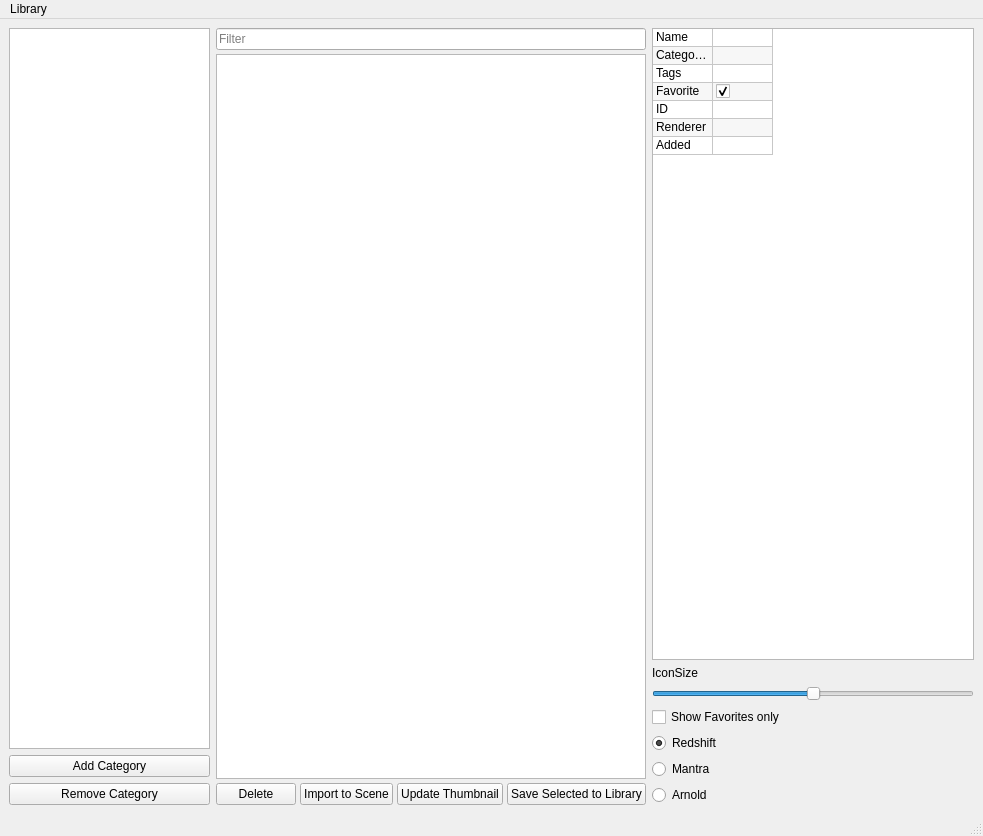
Old version of the form python3.7libs/MatLib.ui in the repository eglaubauf/egMatLib.
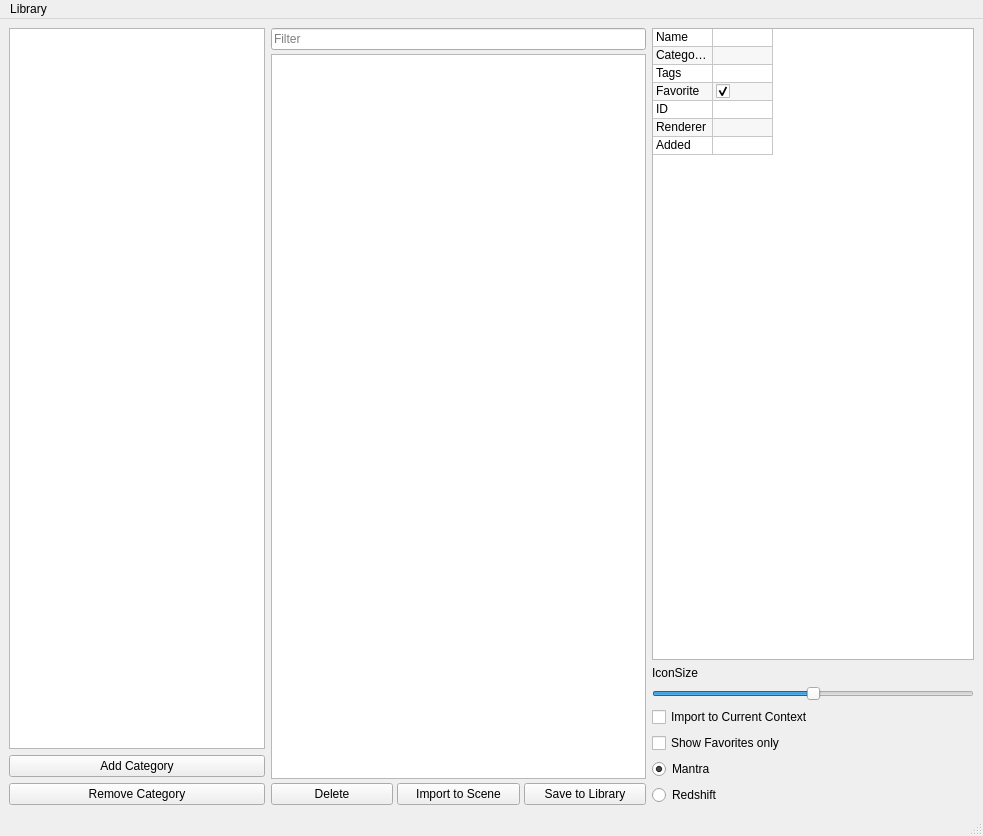
New version of the form.

Commit message: Finalizing Mantra Support. Import to Current Context. Fixes

Diff of the .ui file:
```diff
--- a/python3.7libs/MatLib.ui
+++ b/python3.7libs/MatLib.ui
@@ -171,17 +171,10 @@
             </property>
            </widget>
           </item>
-          <item>
-           <widget class="QPushButton" name="btn_update">
-            <property name="text">
-             <string>Update Thumbnail</string>
-            </property>
-           </widget>
-          </item>
           <item>
            <widget class="QPushButton" name="btn_save">
             <property name="text">
-             <string>Save Selected to Library</string>
+             <string>Save to Library</string>
             </property>
            </widget>
           </item>
@@ -489,6 +482,13 @@
           </property>
          </widget>
         </item>
+        <item>
+         <widget class="QCheckBox" name="cb_context">
+          <property name="text">
+           <string>Import to Current Context</string>
+          </property>
+         </widget>
+        </item>
         <item>
          <widget class="QCheckBox" name="cb_FavsOnly">
           <property name="text">
@@ -496,27 +496,23 @@
           </property>
          </widget>
         </item>
-        <item>
-         <widget class="QRadioButton" name="cb_Redshift">
-          <property name="text">
-           <string>Redshift</string>
-          </property>
-          <property name="checked">
-           <bool>true</bool>
-          </property>
-         </widget>
-        </item>
         <item>
          <widget class="QRadioButton" name="cb_Mantra">
           <property name="text">
            <string>Mantra</string>
           </property>
+          <property name="checked">
+           <bool>true</bool>
+          </property>
          </widget>
         </item>
         <item>
-         <widget class="QRadioButton" name="cb_Arnold">
+         <widget class="QRadioButton" name="cb_Redshift">
           <property name="text">
-           <string>Arnold</string>
+           <string>Redshift</string>
+          </property>
+          <property name="checked">
+           <bool>false</bool>
           </property>
          </widget>
         </item>
```
The commit also changes 6 other files.
